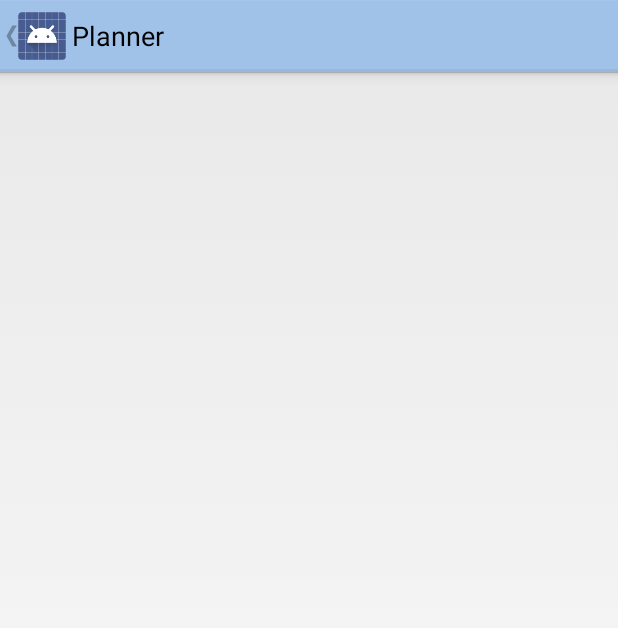
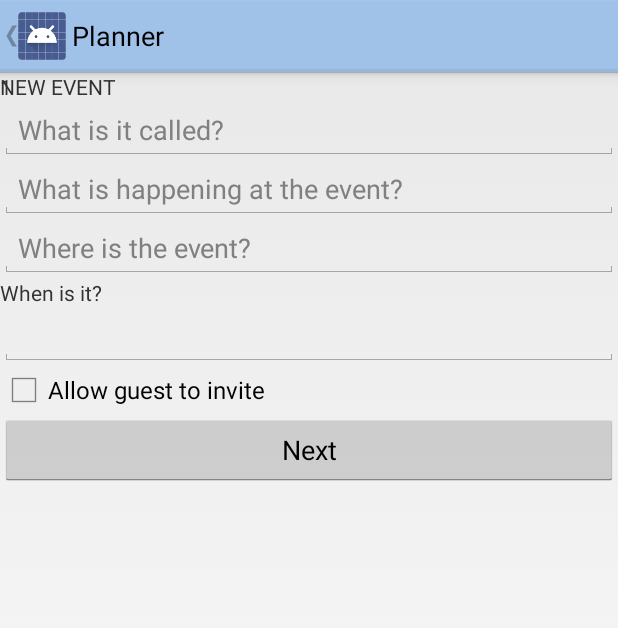
Before and after one commit to dayouxia79100/Planner, an Android app: the SchedulePagerTabActivity screen opened directly, with no data from a screen before it, after a tap on "Add event", on a phone screen of 412 x 824 dp. Shown: the top 628 px of the screen. Run offline under Robolectric (Android 15) with nearby library versions, the phone set to English and light mode, and no system bars; libraries missing offline, so code that uses them is left out: it.gmariotti.cardslib; 10 statements that could not run were skipped.

Commit message:
integrated backend and changed add fragment using viewpager

```diff
--- a/app/build.gradle
+++ b/app/build.gradle
@@ -24,4 +24,5 @@ dependencies {
     compile 'com.android.support:support-v4:+'
     compile 'com.google.android.gms:play-services:+'
     compile 'com.squareup:android-times-square:1.1.1@aar'
+    compile 'com.mcxiaoke.viewpagerindicator:library:2.4.1'
 }
--- a/app/src/main/AndroidManifest.xml
+++ b/app/src/main/AndroidManifest.xml
@@ -70,7 +70,7 @@
                 android:value=".schedepagertab.SchedulePagerTabActivity" />
         </activity>
 
-        <activity android:name=".newmodule.addevent.AddNewEventActivity"
+        <activity android:name=".addnewevent2.AddEventActivity"
             android:parentActivityName=".schedepagertab.SchedulePagerTabActivity">
             <meta-data
                 android:name="android.support.PARENT_ACTIVITY"
@@ -89,6 +89,8 @@
 
 
         <activity android:name=".whosgoing.WhosGoingActivity"/>
+
+
         <meta-data
             android:name="com.google.android.gms.version"
             android:value="@integer/google_play_services_version" />
--- /dev/null
+++ b/app/src/main/java/com/example/yoloswag/app/addnewevent2/AddEventActivity.java
@@ -0,0 +1,15 @@
+package com.example.yoloswag.app.addnewevent2;
+
+import android.support.v4.app.Fragment;
+
+import com.example.yoloswag.app.SingleFragmentActivity;
+
+/**
+ * Created by dayouxia on 4/10/14.
+ */
+public class AddEventActivity extends SingleFragmentActivity {
+    @Override
+    protected Fragment createFragment() {
+        return new AddEventFragment();
+    }
+}
--- /dev/null
+++ b/app/src/main/java/com/example/yoloswag/app/addnewevent2/AddEventFragment.java
@@ -0,0 +1,88 @@
+package com.example.yoloswag.app.addnewevent2;
+
+import android.os.Bundle;
+import android.support.v4.app.Fragment;
+import android.support.v4.app.FragmentManager;
+import android.support.v4.app.FragmentPagerAdapter;
+import android.support.v4.view.ViewPager;
+import android.view.LayoutInflater;
+import android.view.View;
+import android.view.ViewGroup;
+
+import com.example.yoloswag.app.R;
+import com.example.yoloswag.app.activityafterclick.ActivityAfterFragment;
+import com.example.yoloswag.app.newmodule.addevent.AddNewEventFragment;
+import com.example.yoloswag.app.newmodule.addevent.AddNewEventFragment2;
+
+/**
+ * Created by dayouxia on 4/10/14.
+ */
+public class AddEventFragment extends Fragment {
+
+
+    private ViewPager mViewPager;
+
+    @Override
+    public View onCreateView(LayoutInflater inflater, ViewGroup container, Bundle savedInstanceState) {
+        View v = inflater.inflate(R.layout.fragment_pager_addevent, container, false);
+        mViewPager = (ViewPager)v.findViewById(R.id.pager_content);
+
+
+        final AddEventPagerAdapter adapter = new AddEventPagerAdapter(getFragmentManager());
+        mViewPager.setOnPageChangeListener(new ViewPager.OnPageChangeListener() {
+            @Override
+            public void onPageScrolled(int position, float positionOffset, int positionOffsetPixels) {
+
+            }
+
+            @Override
+            public void onPageSelected(int position) {
+                adapter.notifyDataSetChanged();
+            }
+
+            @Override
+            public void onPageScrollStateChanged(int state) {
+
+            }
+        });
+
+        mViewPager.setAdapter(adapter);
+
+
+
+        return v;
+    }
+
+
+    private class AddEventPagerAdapter extends FragmentPagerAdapter{
+
+        public AddEventPagerAdapter(FragmentManager fm ){
+            super(fm);
+        }
+
+
+        // it is here to make sure the adapter redraw the view.
+        @Override
+        public int getItemPosition(Object object) {
+            return POSITION_NONE;
+        }
+
+        @Override
+        public Fragment getItem(int position) {
+            switch(position){
+                case 0:
+                    return new AddNewEventStep1Fragment();
+                case 1:
+                    return new AddNewEventStep2Fragment();
+            }
+            return null;
+
+
+        }
+
+        @Override
+        public int getCount() {
+            return 2;
+        }
+    }
+}
--- /dev/null
+++ b/app/src/main/java/com/example/yoloswag/app/addnewevent2/AddNewEventStep1Fragment.java
@@ -0,0 +1,99 @@
+package com.example.yoloswag.app.addnewevent2;
+
+import java.util.ArrayList;
+import java.util.List;
+
+import org.apache.http.NameValuePair;
+import org.apache.http.message.BasicNameValuePair;
+
+
+import com.example.yoloswag.app.R;
+import com.example.yoloswag.app.login.LoginFragment;
+import com.example.yoloswag.app.model.CurrentEventSession;
+import com.example.yoloswag.app.model.Event;
+import com.example.yoloswag.app.model.User;
+
+import android.app.AlertDialog;
+import android.content.DialogInterface;
+import android.content.Intent;
+import android.os.Bundle;
+import android.provider.UserDictionary;
+import android.support.v4.app.Fragment;
+import android.util.Log;
+import android.view.LayoutInflater;
+import android.view.View;
+import android.view.ViewGroup;
+import android.view.inputmethod.InputBinding;
+import android.widget.Button;
+import android.widget.CheckBox;
+import android.widget.EditText;
+
+//by summer
+
+public class AddNewEventStep1Fragment extends Fragment{
+
+	private Button nextButton;
+	private EditText inputEventName;
+	private EditText inputEventDescription;
+	private EditText inputEventTime;
+	private EditText inputEventAddress;
+	private CheckBox inputAllowGuestInvite;
+
+	@Override
+	public View onCreateView(LayoutInflater inflater, ViewGroup container,
+			Bundle savedInstanceState) {
+		Log.v(LoginFragment.class.toString(),"onCreateView is called");
+		View v = inflater.inflate(R.layout.fragment_add_event_1_summer, container,false);
+
+		inputEventName = (EditText)v.findViewById(R.id.event_name_editText);
+
+
+		inputEventAddress = (EditText)v.findViewById(R.id.event_address_editText);
+		inputEventDescription = (EditText)v.findViewById(R.id.event_description_editText);
+		inputEventTime = (EditText)v.findViewById(R.id.event_date);
+		inputAllowGuestInvite = (CheckBox)v.findViewById(R.id.allow_guest_invite_checkBox);
+
+		nextButton = (Button)v.findViewById(R.id.next_button);
+		nextButton.setOnClickListener(new View.OnClickListener() {
+            @Override
+            public void onClick(View view) {
+                handleNext();
+            }
+        });
+
+		return v;
+	}
+
+	private void handleNext() {
+		String eventName = inputEventName.getText().toString();
+		String eventDescription = inputEventDescription.getText().toString();
+		String eventTime = inputEventTime.getText().toString();
+		String eventAddress = inputEventAddress.getText().toString();
+		boolean allowGuestInvite = inputAllowGuestInvite.isChecked();
+		int hostId = User.getUser().getUid();
+
+		if (eventName.matches("") || eventTime.matches("")) {
+			new AlertDialog.Builder(getActivity())
+            .setTitle(R.string.info_not_complete_alert_title)
+            .setMessage(R.string.info_not_complete_alert_message)
+            .setNeutralButton(R.string.ok, new DialogInterface.OnClickListener() {
+                public void onClick(DialogInterface dialog, int which) {
+                    // do nothing
+                }
+             })
+            .show();
+        	return;
+		}
+
+
+        // need to pass this event, use a singleton or pass it along with bundle
+
+		Event mEvent = new Event(eventName, hostId, eventAddress, eventTime, eventDescription, allowGuestInvite);
+        CurrentEventSession.get().setEvent(mEvent);
+
+
+
+        // closing this screen
+        // getActivity().finish();
+	}
+}
--- /dev/null
+++ b/app/src/main/java/com/example/yoloswag/app/addnewevent2/AddNewEventStep2Fragment.java
@@ -0,0 +1,112 @@
+package com.example.yoloswag.app.addnewevent2;
+
+import java.util.ArrayList;
+import java.util.List;
+
+import org.apache.http.NameValuePair;
+import org.apache.http.message.BasicNameValuePair;
+
+import com.example.yoloswag.app.R;
+import com.example.yoloswag.app.helper.DBConnectActivity;
+import com.example.yoloswag.app.helper.SpecialCharacterEscaper;
+import com.example.yoloswag.app.model.CurrentEventSession;
+import com.example.yoloswag.app.model.Event;
+import com.example.yoloswag.app.model.User;
+import com.example.yoloswag.app.schedepagertab.SchedulePagerTabActivity;
+
+import android.R.integer;
+import android.content.Intent;
+import android.os.Bundle;
+import android.support.v4.app.Fragment;
+import android.util.Log;
+import android.view.LayoutInflater;
+import android.view.TextureView;
+import android.view.View;
+import android.view.ViewGroup;
+import android.view.inputmethod.InputBinding;
+import android.widget.Button;
+import android.widget.EditText;
+import android.widget.TextView;
+
+// by summer
+
+public class AddNewEventStep2Fragment extends Fragment{
+
+	private Button doneButton;
+	private TextView eventNameTextView;
+	private EditText inputGuestList;
+	private EditText inputItemList;
+	private String guestList;
+	private String itemList;
+	private Event mEvent;
+
+	private static String processing_message = "Creating event...";
+	private static String url_create_event = DBConnectActivity.connect_url_header + "create_event.php";
+
+
+    @Override
+    public void onCreate(Bundle savedInstanceState) {
+        super.onCreate(savedInstanceState);
+        mEvent = CurrentEventSession.get().getEvent();
+    }
+
+
+    @Override
+    public void onResume() {
+        super.onResume();
+        mEvent = CurrentEventSession.get().getEvent();
+    }
+
+    @Override
+	public View onCreateView(LayoutInflater inflater, ViewGroup container,
+			Bundle savedInstanceState) {
+		View v = inflater.inflate(R.layout.fragment_add_event_2_summer, container,false);
+		eventNameTextView = (TextView)v.findViewById(R.id.event_name_textView);
+		eventNameTextView.setText(mEvent.getEventName());
+		inputGuestList = (EditText)v.findViewById(R.id.guest_list);
+		inputItemList = (EditText)v.findViewById(R.id.item_list);
+
+		doneButton = (Button)v.findViewById(R.id.done_button);
+		doneButton.setOnClickListener(new View.OnClickListener() {
+            @Override
+            public void onClick(View view) {
+                handleDone();
+            }
+        });
+
+		return v;
+	}
+
+	public void setEvent(Event event) {
+		this.mEvent = event;
+	}
+
+	private void handleDone() {
+		guestList = inputGuestList.getText().toString();
+		itemList = inputItemList.getText().toString();
+		List<NameValuePair> params = new ArrayList<NameValuePair>();
+        params.add(new BasicNameValuePair("eventname", SpecialCharacterEscaper.quoteEscaper(mEvent.getEventName())));
+        params.add(new BasicNameValuePair("hostid", Integer.toString(User.getUser().getUid())));
+        params.add(new BasicNameValuePair("address", SpecialCharacterEscaper.quoteEscaper(mEvent.getAddress())));
+        params.add(new BasicNameValuePair("time", mEvent.getTime()));
+        params.add(new BasicNameValuePair("description", SpecialCharacterEscaper.quoteEscaper(mEvent.getDescription())));
+        if (mEvent.getAllowGuestInvite())
+        	params.add(new BasicNameValuePair("allowguestinvite", "1"));
+        else
+        	params.add(new BasicNameValuePair("allowguestinvite", "0"));
+        params.add(new BasicNameValuePair("guestlist", SpecialCharacterEscaper.quoteEscaper(guestList)));
+        params.add(new BasicNameValuePair("itemlist", SpecialCharacterEscaper.quoteEscaper(itemList)));
+    	DBConnectActivity dbConnect = new DBConnectActivity(getActivity(), params, url_create_event, "POST", processing_message) {
+    		@Override
+    		public void handleSuccessResponse() {
+    			// successfully created product
+                Intent i = new Intent(getActivity(), SchedulePagerTabActivity.class);
+                startActivity(i);
+
+            	// closing this screen
+                getActivity().finish();
+    		}
+    	};
+    	dbConnect.execute();
+	}
+}
--- a/app/src/main/java/com/example/yoloswag/app/eventlist/ListFragmentYo3.java
+++ b/app/src/main/java/com/example/yoloswag/app/eventlist/ListFragmentYo3.java
@@ -159,6 +159,7 @@ public class ListFragmentYo3 extends Fragment {
             CardHeader header = new CardHeader(getActivity());
             addCardHeader(header);
 
+
             //Add ClickListener
             setOnClickListener(new OnCardClickListener() {
                 @Override
--- /dev/null
+++ b/app/src/main/java/com/example/yoloswag/app/model/CurrentEventSession.java
@@ -0,0 +1,38 @@
+package com.example.yoloswag.app.model;
+
+/**
+ * Created by dayouxia on 4/13/14.
+ */
+public class CurrentEventSession {
+    private static CurrentEventSession sCurrentEventSession;
+    private static Event mEvent;
+
+    public static CurrentEventSession get(){
+        if(sCurrentEventSession == null){
+            sCurrentEventSession = new CurrentEventSession();
+        }
+
+        return sCurrentEventSession;
+    }
+
+    private CurrentEventSession (){
+        mEvent = new Event();
+
+
+    }
+
+    public void clear(){
+        mEvent = null;
+        mEvent = new Event();
+
+    }
+
+    public Event getEvent(){
+        return mEvent;
+    }
+    public void setEvent(Event event){
+        mEvent = event;
+    }
+
+
+}
--- a/app/src/main/java/com/example/yoloswag/app/newmodule/addevent/AddNewEventFragment.java
+++ b/app/src/main/java/com/example/yoloswag/app/newmodule/addevent/AddNewEventFragment.java
@@ -16,7 +16,7 @@ public class AddNewEventFragment extends Fragment{
 	public View onCreateView(LayoutInflater inflater, ViewGroup container,
 			Bundle savedInstanceState) {
 		// TODO Auto-generated method stub
-		View v = inflater.inflate(R.layout.fragment_add_event, container,false);
+		View v = inflater.inflate(R.layout.fragment_add_event_ming, container,false);
 
         Button next = (Button)v.findViewById(R.id.next_add_event);
         next.setOnClickListener(new View.OnClickListener() {
--- a/app/src/main/java/com/example/yoloswag/app/newmodule/addevent/AddNewEventFragment2.java
+++ b/app/src/main/java/com/example/yoloswag/app/newmodule/addevent/AddNewEventFragment2.java
@@ -23,7 +23,7 @@ public class AddNewEventFragment2 extends Fragment {
 
     @Override
     public View onCreateView(LayoutInflater inflater, ViewGroup container, Bundle savedInstanceState) {
-        View v = inflater.inflate(R.layout.fragment_add_event2,container,false);
+        View v = inflater.inflate(R.layout.fragment_add_event2_ming,container,false);
 
 
         Calendar nextYear = Calendar.getInstance();
--- a/app/src/main/java/com/example/yoloswag/app/schedepagertab/SchedulePagerTabActivity.java
+++ b/app/src/main/java/com/example/yoloswag/app/schedepagertab/SchedulePagerTabActivity.java
@@ -16,6 +16,7 @@ import android.view.MenuInflater;
 import android.view.MenuItem;
 
 import com.example.yoloswag.app.R;
+import com.example.yoloswag.app.addnewevent2.AddEventActivity;
 import com.example.yoloswag.app.eventlist.ListFragmentYo1;
 import com.example.yoloswag.app.eventlist.ListFragmentYo2;
 import com.example.yoloswag.app.eventlist.ListFragmentYo3;
@@ -116,7 +117,7 @@ public class SchedulePagerTabActivity extends FragmentActivity {
         // Handle item selection
         switch (item.getItemId()) {
             case R.id.add_new_event:
-                Intent i = new Intent(this, AddNewEventActivity.class);
+                Intent i = new Intent(this, AddEventActivity.class);
                 startActivity(i);
                 return true;
             default:
--- a/app/src/main/res/layout/activity_main.xml
+++ b/app/src/main/res/layout/activity_main.xml
@@ -5,6 +5,9 @@
     android:id="@+id/container"
     tools:context="com.example.yoloswag.app.eventlist.MainActivity">
 
-
+<TextView
+    android:layout_width="wrap_content"
+    android:layout_height="wrap_content"
+    android:text="1"/>
 
 </FrameLayout>
--- /dev/null
+++ b/app/src/main/res/layout/fragment_add_event_1_summer.xml
@@ -0,0 +1,60 @@
+<?xml version="1.0" encoding="utf-8"?>
+<LinearLayout xmlns:android="http://schemas.android.com/apk/res/android"
+    android:layout_width="match_parent"
+    android:layout_height="match_parent"
+    android:orientation="vertical" >
+
+    <TextView
+        android:layout_width="match_parent"
+        android:layout_height="wrap_content"
+        android:layout_gravity="fill_horizontal"
+        android:text="NEW EVENT" />
+
+    <EditText
+        android:id="@+id/event_name_editText"
+        android:hint="What is it called?"
+        android:layout_width="match_parent"
+        android:layout_height="wrap_content"
+        android:ems="10" >
+
+        <requestFocus />
+    </EditText>
+
+    <EditText
+        android:id="@+id/event_description_editText"
+        android:hint="What is happening at the event?"
+        android:layout_width="match_parent"
+        android:layout_height="wrap_content"
+        android:ems="10" />
+
+    <EditText
+        android:id="@+id/event_address_editText"
+        android:hint="Where is the event?"
+        android:layout_width="match_parent"
+        android:layout_height="wrap_content"
+        android:ems="10" />
+
+    <TextView
+        android:layout_width="wrap_content"
+        android:layout_height="wrap_content"
+        android:text="When is it?" />
+
+    <EditText
+        android:id="@+id/event_date"
+        android:layout_width="match_parent"
+        android:layout_height="wrap_content"
+        android:ems="10" />
+
+    <CheckBox
+        android:id="@+id/allow_guest_invite_checkBox"
+        android:layout_width="wrap_content"
+        android:layout_height="wrap_content"
+        android:text="Allow guest to invite" />
+
+    <Button
+        android:id="@+id/next_button"
+        android:layout_width="match_parent"
+        android:layout_height="wrap_content"
+        android:text="Next" />
+
+</LinearLayout>
--- /dev/null
+++ b/app/src/main/res/layout/fragment_pager_addevent.xml
@@ -0,0 +1,15 @@
+<?xml version="1.0" encoding="utf-8"?>
+
+<LinearLayout xmlns:android="http://schemas.android.com/apk/res/android"
+              android:orientation="vertical"
+              android:layout_width="match_parent"
+              android:layout_height="match_parent">
+
+    <android.support.v4.view.ViewPager
+        android:layout_width="match_parent"
+        android:layout_height="match_parent"
+        android:id="@+id/pager_content"
+        />
+
+
+</LinearLayout>
```
Also changed, not shown: app/src/main/java/com/example/yoloswag/app/addnewevent2/AddFragmentInterface.java (added, +7 -0 lines), app/src/main/res/layout/fragment_add_event2_ming.xml (added, +41 -0 lines), app/src/main/res/layout/fragment_add_event_2_summer.xml (added, +45 -0 lines), app/src/main/res/layout/fragment_add_event_ming.xml (added, +49 -0 lines), 1 other file.
